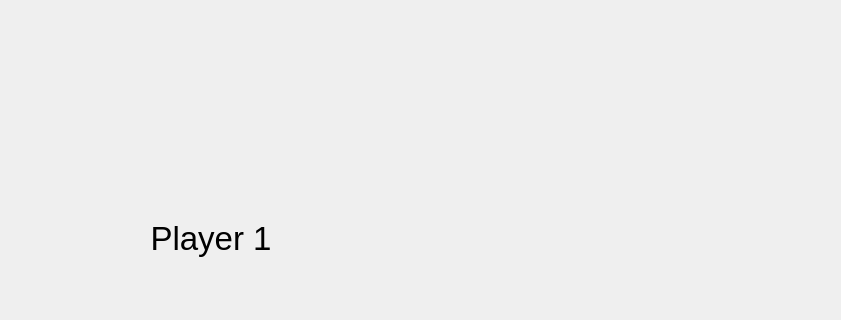
eharquin/babyfut, file babyfut_master/ui/endgame.ui: the form before one commit; both pictures show x 278 to 1119 and y 373 to 693 of the 1280 by 693 pixel window.
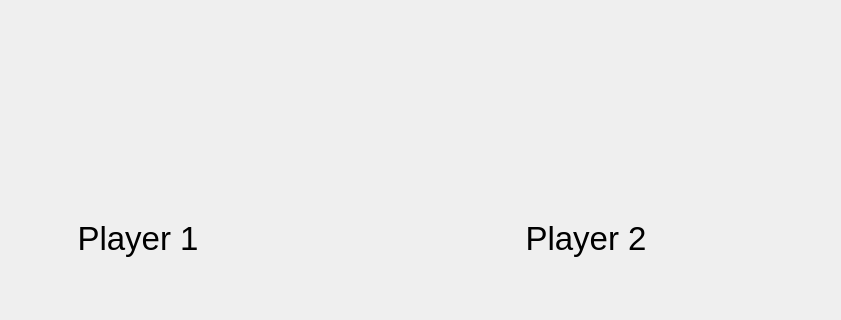
The form after the commit. Icons and pictures are not drawn.

Commit message: Class Team in Endgame

Diff of the .ui file:
```diff
--- a/babyfut_master/ui/endgame.ui
+++ b/babyfut_master/ui/endgame.ui
@@ -92,7 +92,7 @@
     </spacer>
    </item>
    <item>
-    <layout class="QHBoxLayout" name="horizontalLayout" stretch="0,0,0,0,0,0">
+    <layout class="QHBoxLayout" name="horizontalLayout" stretch="0,0,0,0,0">
      <property name="spacing">
       <number>0</number>
      </property>
@@ -103,23 +103,7 @@
        </property>
        <property name="sizeHint" stdset="0">
         <size>
-         <width>40</width>
-         <height>20</height>
-        </size>
-       </property>
-      </spacer>
-     </item>
-     <item>
-      <spacer name="horizontalSpacer_3">
-       <property name="orientation">
-        <enum>Qt::Horizontal</enum>
-       </property>
-       <property name="sizeType">
-        <enum>QSizePolicy::Preferred</enum>
-       </property>
-       <property name="sizeHint" stdset="0">
-        <size>
-         <width>0</width>
+         <width>200</width>
          <height>20</height>
         </size>
        </property>
@@ -131,12 +115,6 @@
         <property name="spacing">
          <number>10</number>
         </property>
-        <property name="leftMargin">
-         <number>0</number>
-        </property>
-        <property name="rightMargin">
-         <number>0</number>
-        </property>
         <item>
          <widget class="QWidget" name="imgP1" native="true">
           <property name="minimumSize">
@@ -180,11 +158,11 @@
         <enum>Qt::Horizontal</enum>
        </property>
        <property name="sizeType">
-        <enum>QSizePolicy::Expanding</enum>
+        <enum>QSizePolicy::Preferred</enum>
        </property>
        <property name="sizeHint" stdset="0">
         <size>
-         <width>0</width>
+         <width>80</width>
          <height>20</height>
         </size>
        </property>
@@ -192,19 +170,53 @@
      </item>
      <item>
       <widget class="QWidget" name="widgetLayoutP2" native="true">
-       <layout class="QVBoxLayout" name="layoutP2" stretch="">
+       <layout class="QVBoxLayout" name="layoutP2" stretch="0,0">
         <property name="spacing">
          <number>10</number>
         </property>
         <property name="sizeConstraint">
          <enum>QLayout::SetMaximumSize</enum>
         </property>
-        <property name="leftMargin">
-         <number>0</number>
-        </property>
-        <property name="rightMargin">
-         <number>0</number>
-        </property>
+        <item>
+         <widget class="QWidget" name="imgP2" native="true">
+          <property name="minimumSize">
+           <size>
+            <width>350</width>
+            <height>350</height>
+           </size>
+          </property>
+          <property name="maximumSize">
+           <size>
+            <width>350</width>
+            <height>350</height>
+           </size>
+          </property>
+          <property name="styleSheet">
+           <string notr="true">border-image: url(:/ui/img/placeholder_head.jpg);</string>
+          </property>
+         </widget>
+        </item>
+        <item>
+         <widget class="QLabel" name="lblP2">
+          <property name="minimumSize">
+           <size>
+            <width>0</width>
+            <height>0</height>
+           </size>
+          </property>
+          <property name="font">
+           <font>
+            <pointsize>25</pointsize>
+           </font>
+          </property>
+          <property name="text">
+           <string>Player 2</string>
+          </property>
+          <property name="alignment">
+           <set>Qt::AlignCenter</set>
+          </property>
+         </widget>
+        </item>
        </layout>
       </widget>
      </item>
@@ -215,7 +227,7 @@
        </property>
        <property name="sizeHint" stdset="0">
         <size>
-         <width>40</width>
+         <width>200</width>
          <height>20</height>
         </size>
        </property>
```
The commit also changes 7 other files.
